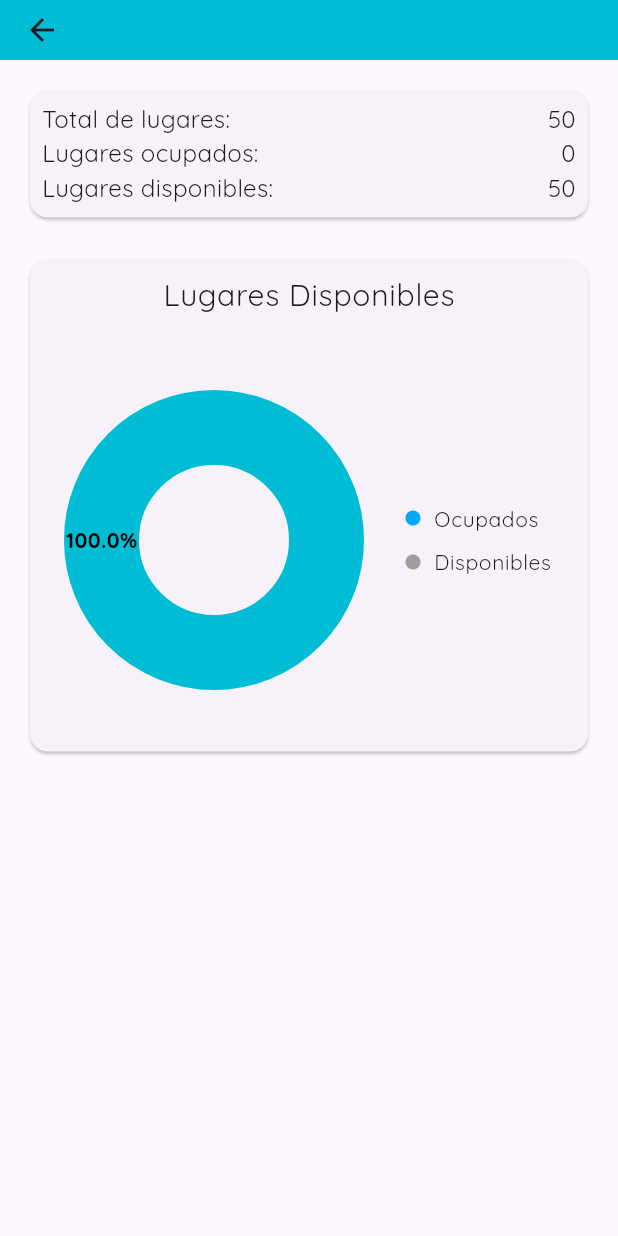
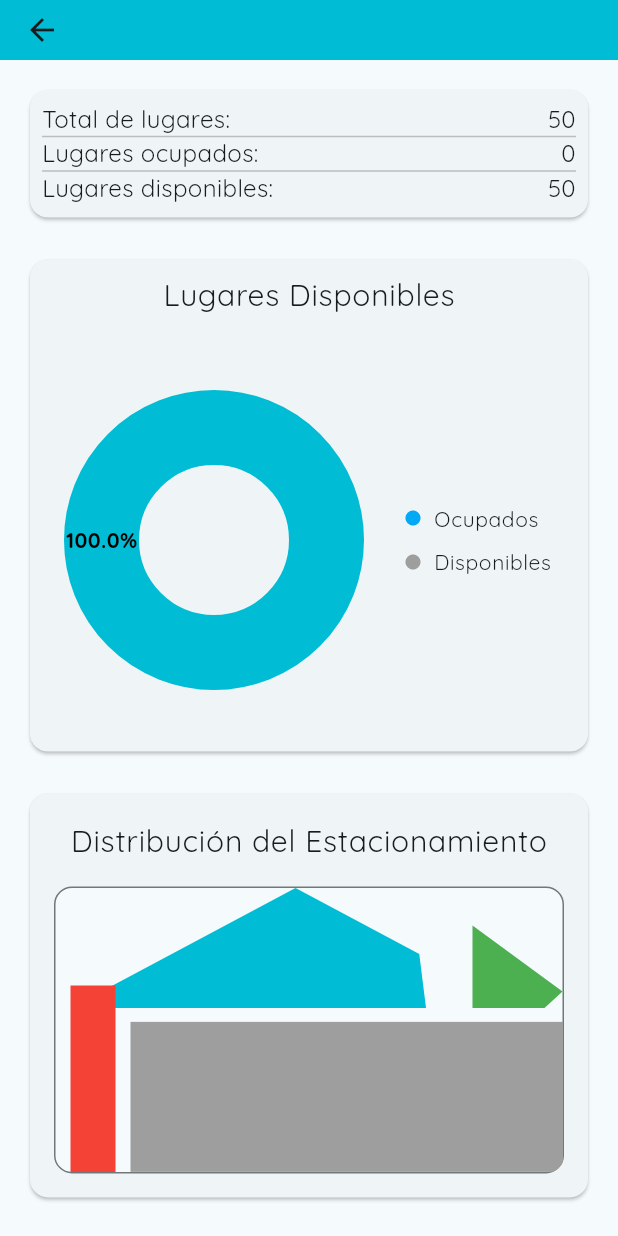
Before and after one commit to jd-becerra/proyectoFlutter, a Flutter app: the Home screen opened directly, on a phone screen of 412 x 824 dp. Run offline on Flutter 3.47's test engine with Material 3 defaults, Android fonts, the light colour scheme and no system bars; drawn by our look-alikes of fl_chart; our stand-ins replace google_fonts.

Commit message:
Add ParkingGraph and polygon drawing widgets
- Implemented ParkingGraph widget to visualize parking sections using custom shapes.
- Created SectionA and SectionB widgets for drawing polygons with customizable corners and colors.
- Added functionality to chop corners of polygons based on specified ratios.
- Utilized CustomPainter for efficient rendering of complex shapes.

```diff
--- a/lib/main.dart
+++ b/lib/main.dart
@@ -23,8 +23,8 @@ class MyApp extends StatelessWidget {
       title: 'Parking App',
       theme: ThemeData(
           brightness: Brightness.light,
-          primarySwatch: Colors.cyan,
-          primaryColor: Colors.cyan,
+
+          colorSchemeSeed: Colors.cyan,
           textTheme: TextTheme(
             bodyLarge: GoogleFonts.quicksand(fontSize: 20.0),
             bodyMedium: GoogleFonts.quicksand(fontSize: 16.0),
@@ -32,7 +32,7 @@ class MyApp extends StatelessWidget {
           )),
       darkTheme: ThemeData(
           brightness: Brightness.dark,
-          primarySwatch: Colors.cyan,
+          colorSchemeSeed: Colors.blueGrey,
           textTheme: TextTheme(bodyMedium: GoogleFonts.bitter(fontSize: 14.0))),
       home: Login(),
     );
--- a/lib/screens/home.dart
+++ b/lib/screens/home.dart
@@ -3,6 +3,7 @@ import 'package:provider/provider.dart';
 import 'package:proyecto_flutter/provider.dart';
 import 'package:proyecto_flutter/widgets/pie_chart.dart';
 import 'package:proyecto_flutter/widgets/title.dart';
+import 'package:proyecto_flutter/widgets/parking_graph.dart';
 
 class Home extends StatelessWidget {
   const Home({super.key});
@@ -27,7 +28,7 @@ class Home extends StatelessWidget {
         toolbarHeight: 40,
         flexibleSpace: const AppTitle(text: 'Información del Estacionamiento'),
       ),
-      body: Padding(
+      body: SingleChildScrollView(
         padding: const EdgeInsets.all(16.0),
         child: Column(
           crossAxisAlignment: CrossAxisAlignment.center,
@@ -36,6 +37,12 @@ class Home extends StatelessWidget {
               child: Padding(
                 padding: const EdgeInsets.all(8.0),
                 child: Table(
+                  border: TableBorder(
+                    horizontalInside: BorderSide(
+                      width: 1,
+                      color: Colors.grey.shade400,
+                    ),
+                  ),
                   columnWidths: const {
                     0: FlexColumnWidth(2),
                     1: FlexColumnWidth(1),
@@ -46,6 +53,7 @@ class Home extends StatelessWidget {
                         Text('Total de lugares:', textAlign: TextAlign.left),
                         Text('$totalSpots', textAlign: TextAlign.right),
                       ],
+
                     ),
                     TableRow(
                       children: [
@@ -151,6 +159,22 @@ class Home extends StatelessWidget {
                 ],
               ),
             ),
+            const SizedBox(height: 20),
+            Card(
+              child: Padding(
+                padding: const EdgeInsets.all(16.0),
+                child: Column(
+                  children: [
+                    Text(
+                      'Distribución del Estacionamiento',
+                      style: Theme.of(context).textTheme.bodyLarge,
+                    ),
+                    const SizedBox(height: 16),
+                    const ParkingGraph(),
+                  ],
+                ),
+              ),
+            )
           ],
         ),
       ),
--- /dev/null
+++ b/lib/widgets/parking_graph.dart
@@ -0,0 +1,74 @@
+import 'package:flutter/material.dart';
+import 'package:proyecto_flutter/widgets/polygons.dart';
+
+class ParkingGraph extends StatelessWidget {
+  const ParkingGraph({super.key});
+
+  @override
+  Widget build(BuildContext context) {
+    final borderColor = Theme.of(context).dividerColor;
+
+    return AspectRatio(
+      aspectRatio: 16 / 9,
+      child: LayoutBuilder(
+        builder: (context, constraints) {
+
+          return Container(
+            decoration: BoxDecoration(
+              color: Theme.of(context).colorScheme.surface,
+              borderRadius: BorderRadius.circular(12),
+              border: Border.all(color: borderColor),
+            ),
+            clipBehavior: Clip.antiAlias,
+            child: Stack(
+              children: [
+                Positioned(
+                  left: 10,
+                  top: -20,
+                  child: SectionA(
+                    width: 300,
+                    height: 100,
+                    color: Colors.cyan,
+                    p1: const Offset(0.0, 1.0),
+                    p2: const Offset(1.0, 1.0),
+                    p3: const Offset(0.5, 0.2),
+                    cornerIndexToChop: 1,
+                    ratioToPrev: 0.21,
+                    ratioToNext: 0.45,
+                  ),
+                ),
+                Positioned(
+                  left: 10,
+                  top: 65,
+                  child: SizedBox(
+                    width: 30,
+                    height: 150,
+                    child: Container(color: Colors.red),
+                  ),
+                ),
+                Positioned(
+                  left: 50,
+                  bottom: 0,
+                  child: SizedBox(
+                    child: Container(width: 300, height: 100, color: Colors.grey),
+                  ),
+                ),
+                Positioned(
+                  right: 0,
+                  top: 25,
+                  child: SectionB(
+                    base: 60,
+                    height: 55,
+                    color: Colors.green,
+                    directionRight: true, // chops bottom-right corner
+                    chopRatio: 0.2,
+                  ),
+                ),
+              ],
+            ),
+          );
+        },
+      ),
+    );
+  }
+}
--- /dev/null
+++ b/lib/widgets/polygons.dart
@@ -0,0 +1,200 @@
+import 'package:flutter/material.dart';
+
+
+class _SectionAPainter extends CustomPainter {
+  final Color color;
+  final Offset p1; // relative coords (0..1)
+  final Offset p2;
+  final Offset p3;
+  final int cornerIndexToChop; // 0,1 or 2
+  final double ratioToPrev; // 0..1 how far from corner toward previous vertex
+  final double ratioToNext; // 0..1 how far from corner toward next vertex
+
+  _SectionAPainter(
+    this.color,
+    this.p1,
+    this.p2,
+    this.p3, {
+    this.cornerIndexToChop = 2,
+    this.ratioToPrev = 0.15,
+    this.ratioToNext = 0.15,
+  });
+
+  // linear interpolation helper
+  Offset _lerp(Offset a, Offset b, double t) =>
+      Offset(a.dx + (b.dx - a.dx) * t, a.dy + (b.dy - a.dy) * t);
+
+  @override
+  void paint(Canvas canvas, Size size) {
+    final paint = Paint()..color = color..style = PaintingStyle.fill;
+
+    // convert relative points to absolute coordinates
+    final List<Offset> V = [
+      Offset(p1.dx * size.width, p1.dy * size.height),
+      Offset(p2.dx * size.width, p2.dy * size.height),
+      Offset(p3.dx * size.width, p3.dy * size.height),
+    ];
+
+    final int c = cornerIndexToChop.clamp(0, 2);
+    final int prev = (c - 1 + 3) % 3;
+    final int next = (c + 1) % 3;
+
+    // cut points are moved from the corner towards each adjacent vertex
+    // note: we interpolate from corner -> adjacent, so use ratio t (0..1)
+    final Offset corner = V[c];
+    final Offset cutA = _lerp(corner, V[prev], ratioToPrev); // toward previous
+    final Offset cutB = _lerp(corner, V[next], ratioToNext); // toward next
+
+    // Build polygon replacing the corner vertex with cutA -> cutB
+    final List<Offset> poly = [];
+    for (int i = 0; i < 3; i++) {
+      if (i == c) {
+        poly.add(cutA);
+        poly.add(cutB);
+      } else {
+        poly.add(V[i]);
+      }
+    }
+
+    final path = Path()..moveTo(poly[0].dx, poly[0].dy);
+    for (int i = 1; i < poly.length; i++) {
+      path.lineTo(poly[i].dx, poly[i].dy);
+    }
+    path.close();
+
+    canvas.drawPath(path, paint);
+  }
+
+  @override
+  bool shouldRepaint(covariant CustomPainter oldDelegate) => true;
+}
+
+class SectionA extends StatelessWidget {
+  final double width;
+  final double height;
+  final Color color;
+  final Offset p1;
+  final Offset p2;
+  final Offset p3;
+
+  /// which corner to flatten: 0 => p1, 1 => p2, 2 => p3
+  final int cornerIndexToChop;
+
+  /// how far from the corner toward each neighboring vertex the cut starts (0..1)
+  final double ratioToPrev;
+  final double ratioToNext;
+
+  const SectionA({
+    super.key,
+    required this.width,
+    required this.height,
+    required this.color,
+    required this.p1,
+    required this.p2,
+    required this.p3,
+    this.cornerIndexToChop = 2, // default chop top (p3)
+    this.ratioToPrev = 0.15,
+    this.ratioToNext = 0.15,
+  });
+
+  @override
+  Widget build(BuildContext context) {
+    return CustomPaint(
+      size: Size(width, height),
+      painter: _SectionAPainter(
+        color,
+        p1,
+        p2,
+        p3,
+        cornerIndexToChop: cornerIndexToChop,
+        ratioToPrev: ratioToPrev,
+        ratioToNext: ratioToNext,
+      ),
+    );
+  }
+}
+
+class _SectionBPainter extends CustomPainter {
+  final Color color;
+  final bool directionRight; // true = right angle at bottom-right
+  final double chopRatio;    // fraction of width/height to cut
+
+  _SectionBPainter(this.color,
+      {this.directionRight = true, this.chopRatio = 0.2});
+
+  @override
+  void paint(Canvas canvas, Size size) {
+    final paint = Paint()
+      ..color = color
+      ..style = PaintingStyle.fill;
+
+    final path = Path();
+
+    if (directionRight) {
+      // Right angle at bottom-right
+      final bottomLeft = Offset(0, size.height);
+      final topLeft = Offset(0, 0);
+      final bottomRight = Offset(size.width, size.height);
+
+      // New points for a 90° chopped corner
+      final cutLeft = bottomRight - Offset(size.width * chopRatio, 0); // horizontal
+      final cutUp = bottomRight - Offset(0, size.height * chopRatio);  // vertical
+
+      path
+        ..moveTo(bottomLeft.dx, bottomLeft.dy)  // bottom-left
+        ..lineTo(cutLeft.dx, cutLeft.dy)        // bottom edge after chop
+        ..lineTo(cutUp.dx, cutUp.dy)            // vertical edge of chopped corner
+        ..lineTo(topLeft.dx, topLeft.dy)        // top-left
+        ..close();
+    } else {
+      // Right angle at bottom-left
+      final bottomLeft = Offset(0, size.height);
+      final topRight = Offset(size.width, 0);
+      final bottomRight = Offset(size.width, size.height);
+
+      final cutRight = bottomLeft + Offset(size.width * chopRatio, 0); // horizontal
+      final cutUp = bottomLeft - Offset(0, size.height * chopRatio);   // vertical
+
+      path
+        ..moveTo(cutRight.dx, cutRight.dy)     // bottom edge after chop
+        ..lineTo(bottomRight.dx, bottomRight.dy)// bottom-right
+        ..lineTo(topRight.dx, topRight.dy)     // top-right
+        ..lineTo(cutUp.dx, cutUp.dy)           // vertical edge of chopped corner
+        ..close();
+    }
+
+    canvas.drawPath(path, paint);
+  }
+
+  @override
+  bool shouldRepaint(covariant CustomPainter oldDelegate) => true;
+}
+
+class SectionB extends StatelessWidget {
+  final double base;
+  final double height;
+  final Color color;
+  final bool directionRight; // now true = right corner
+  final double chopRatio;
+
+  const SectionB({
+    super.key,
+    required this.base,
+    required this.height,
+    required this.color,
+    this.directionRight = true,
+    this.chopRatio = 0.2,
+  });
+
+  @override
+  Widget build(BuildContext context) {
+    return CustomPaint(
+      size: Size(base, height),
+      painter: _SectionBPainter(
+        color,
+        directionRight: directionRight,
+        chopRatio: chopRatio,
+      ),
+    );
+  }
+}
--- a/pubspec.yaml
+++ b/pubspec.yaml
@@ -70,6 +70,7 @@ flutter:
   assets:
     - assets/data/
     - assets/icons/
+    - assets/images/
 
   # An image asset can refer to one or more resolution-specific "variants", see
   # https://flutter.dev/to/resolution-aware-images
```
Also changed, not shown: lib/screens/profile.dart (+115 -12 lines), assets/images/entrada.jpeg (added), assets/images/mapa.jpeg (added), 1 other file.
